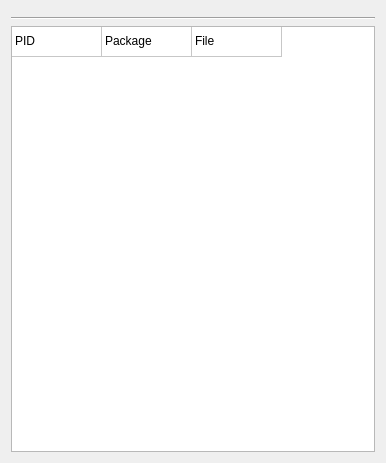
Qt form landside/catkin_ws/src/gui/resource/LaunchWidget.ui (DukeRobotics/robosub-ros) before a commit.
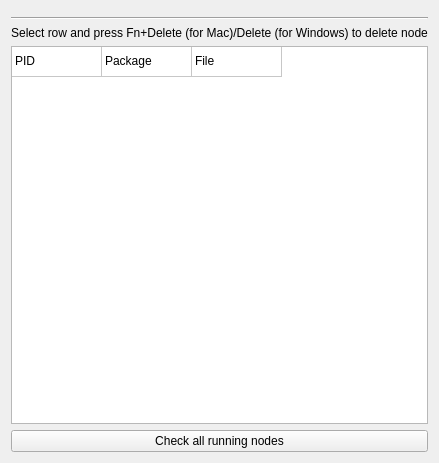
The same form after that commit. Custom widgets are drawn as their Qt base class.

Commit message: added Check all running nodes button

```diff
--- a/landside/catkin_ws/src/gui/resource/LaunchWidget.ui
+++ b/landside/catkin_ws/src/gui/resource/LaunchWidget.ui
@@ -49,6 +49,20 @@
       </property>
      </widget>
    </item>
+   <item>
+    <layout class="QHBoxLayout" name="horizontal_layout">
+     <item>
+      <widget class="QLabel" name="delete_nodes_label">
+       <property name="text">
+        <string>Select row and press Fn+Delete (for Mac)/Delete (for Windows) to delete node</string>
+       </property>
+       <property name="alignment">
+        <enum>Qt::AlignCenter</enum>
+       </property>
+      </widget>
+     </item>
+    </layout>
+   </item>
    <item>
     <widget class="QTableWidget" name="table_widget">
      <property name="editTriggers">
@@ -109,6 +123,17 @@
      </item>
     </widget>
    </item>
+   <item>
+    <layout class="QHBoxLayout" name="horizontal_layout">
+     <item>
+      <widget class="QPushButton" name="check_running_nodes_button">
+       <property name="text">
+        <string>Check all running nodes</string>
+       </property>\
+      </widget>
+     </item>
+    </layout>
+   </item>
   </layout>
  </widget>
  <customwidgets>
```
Lines whose indentation alone changed are shown as unchanged. The commit also changes 1 other file.
